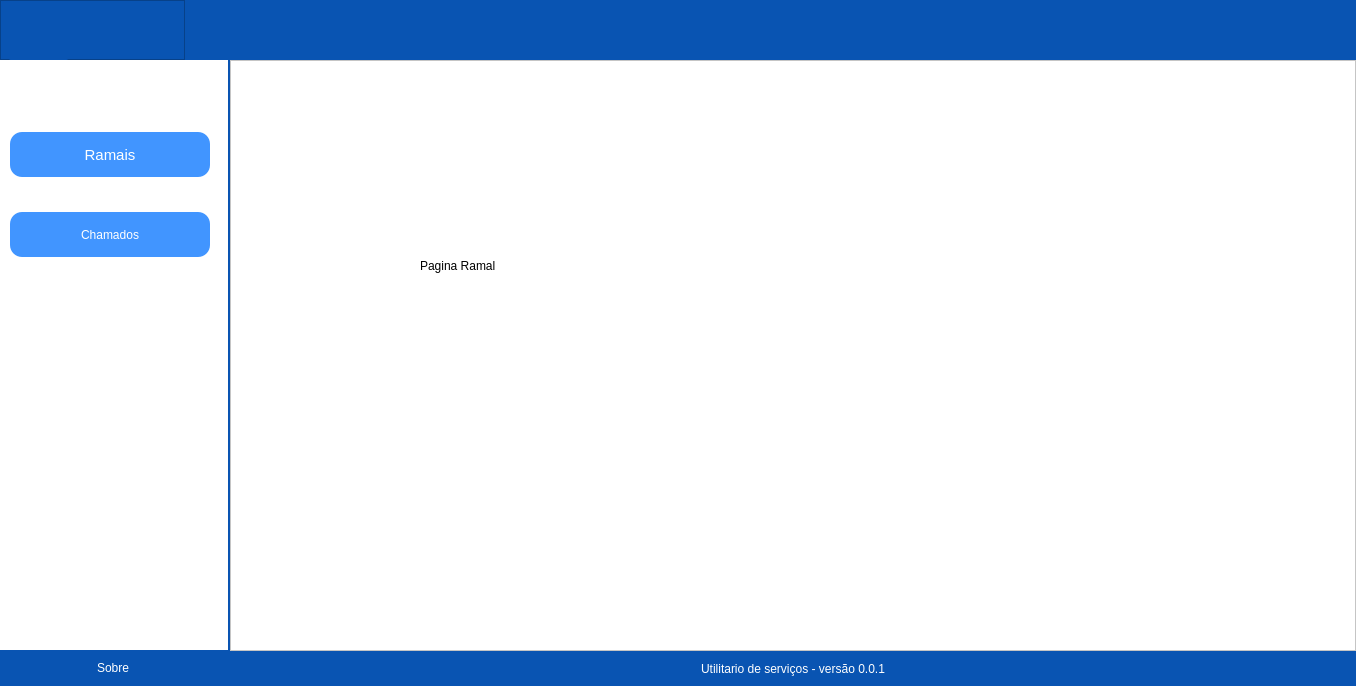
mateuscosta27/Utilitario, file View/Principal.ui: the form before one commit.
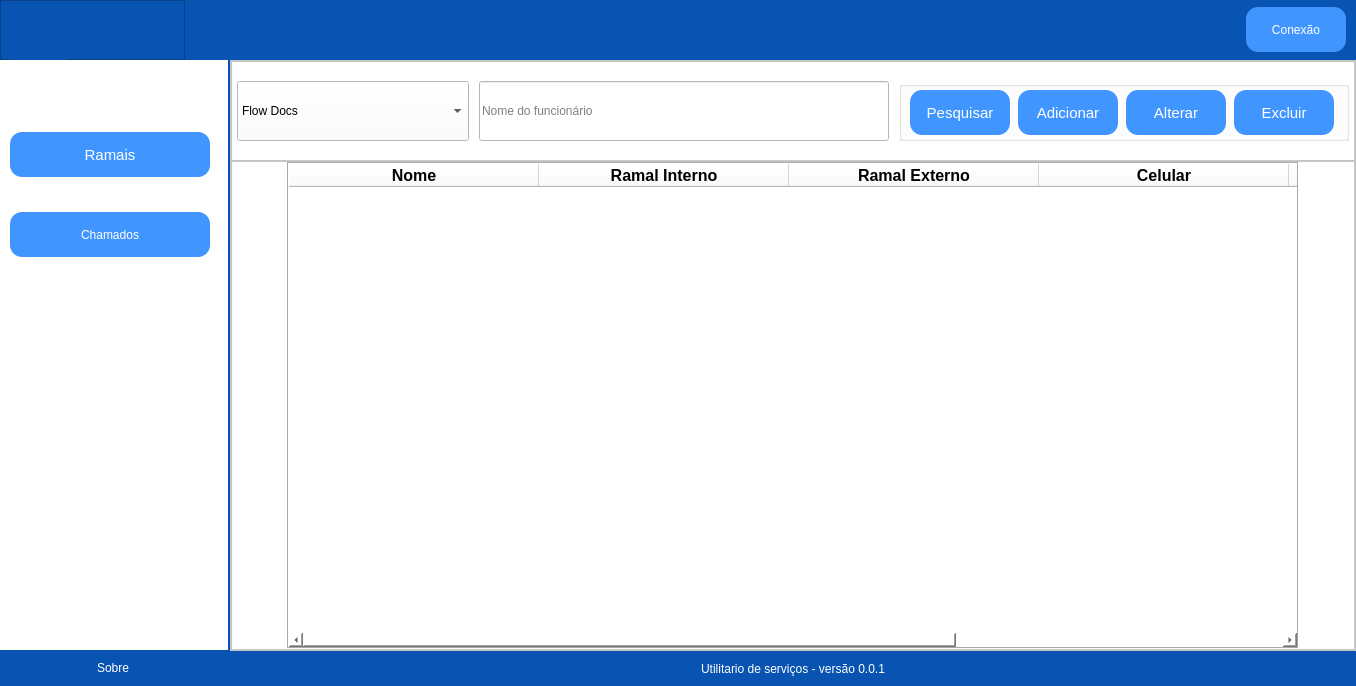
The form after the commit. The open tabs and pages were chosen to show the change. Icons and pictures are not drawn.

Patch:
```diff
--- a/View/Principal.ui
+++ b/View/Principal.ui
@@ -214,11 +214,77 @@
            <number>0</number>
           </property>
           <property name="rightMargin">
-           <number>0</number>
+           <number>10</number>
           </property>
           <property name="bottomMargin">
            <number>0</number>
           </property>
+          <item>
+           <spacer name="horizontalSpacer">
+            <property name="orientation">
+             <enum>Qt::Horizontal</enum>
+            </property>
+            <property name="sizeHint" stdset="0">
+             <size>
+              <width>40</width>
+              <height>20</height>
+             </size>
+            </property>
+           </spacer>
+          </item>
+          <item alignment="Qt::AlignRight|Qt::AlignVCenter">
+           <widget class="QPushButton" name="btn_db">
+            <property name="minimumSize">
+             <size>
+              <width>100</width>
+              <height>45</height>
+             </size>
+            </property>
+            <property name="maximumSize">
+             <size>
+              <width>100</width>
+              <height>45</height>
+             </size>
+            </property>
+            <property name="styleSheet">
+             <string notr="true">QPushButton{
+	border-style: none;
+	border-width: 2px;
+	font: 75 11pt &quot;MS Shell Dlg 2&quot;;
+	color: rgb(255, 255, 255);
+	background-color: #4195FF;
+	border-radius: 12px;
+	border-bottom-color: rgb(4, 35, 38);
+	border-right-color:  rgb(4, 35, 38);
+}
+QPushButton:hover{
+	border-style: none;
+	border-width: 2px;
+	font: 75 11pt &quot;MS Shell Dlg 2&quot;;
+	color: rgb(255, 255, 255);
+	background-color: #0954B2;
+	border-radius: 12px;
+	border-bottom-color: rgb(4, 35, 38);
+	border-right-color:  rgb(4, 35, 38);
+}
+
+
+QPushButton:pressed{
+	border-style: insetset;
+	border-width: 2px;
+	font: 75 11pt &quot;MS Shell Dlg 2&quot;;
+	color: rgb(255, 255, 255);
+	background-color: #4195FF;
+	border-radius: 8px;
+	border-top-color: rgb(4, 35, 38);
+	border-left-color:  rgb(4, 35, 38);
+}</string>
+            </property>
+            <property name="text">
+             <string>Conexão</string>
+            </property>
+           </widget>
+          </item>
          </layout>
         </widget>
        </item>
@@ -676,10 +742,82 @@
                 <enum>QFrame::Raised</enum>
                </property>
                <layout class="QVBoxLayout" name="verticalLayout_6">
+                <property name="spacing">
+                 <number>0</number>
+                </property>
+                <property name="leftMargin">
+                 <number>0</number>
+                </property>
+                <property name="topMargin">
+                 <number>0</number>
+                </property>
+                <property name="rightMargin">
+                 <number>0</number>
+                </property>
+                <property name="bottomMargin">
+                 <number>0</number>
+                </property>
                 <item>
                  <widget class="QStackedWidget" name="pages">
-                  <widget class="QWidget" name="Page_chamados">
+                  <property name="currentIndex">
+                   <number>0</number>
+                  </property>
+                  <widget class="QWidget" name="page_ramal">
+                   <layout class="QVBoxLayout" name="verticalLayout_7">
+                    <property name="spacing">
+                     <number>0</number>
+                    </property>
+                    <property name="leftMargin">
+                     <number>0</number>
+                    </property>
+                    <property name="topMargin">
+                     <number>0</number>
+                    </property>
+                    <property name="rightMargin">
+                     <number>0</number>
+                    </property>
+                    <property name="bottomMargin">
+                     <number>0</number>
+                    </property>
+                    <item>
+                     <widget class="QFrame" name="fram_footer_pages">
+                      <property name="minimumSize">
+                       <size>
+                        <width>0</width>
+                        <height>100</height>
+                       </size>
+                      </property>
+                      <property name="maximumSize">
+                       <size>
+                        <width>16777215</width>
+                        <height>100</height>
+                       </size>
+                      </property>
+                      <property name="frameShape">
+                       <enum>QFrame::StyledPanel</enum>
+                      </property>
+                      <property name="frameShadow">
+                       <enum>QFrame::Raised</enum>
+                      </property>
                    <layout class="QGridLayout" name="gridLayout">
+                       <property name="leftMargin">
+                        <number>5</number>
+                       </property>
+                       <property name="topMargin">
+                        <number>0</number>
+                       </property>
+                       <property name="rightMargin">
+                        <number>5</number>
+                       </property>
+                       <property name="bottomMargin">
+                        <number>0</number>
+                       </property>
+                       <property name="horizontalSpacing">
+                        <number>10</number>
+                       </property>
+                       <property name="verticalSpacing">
+                        <number>0</number>
+                       </property>
                     <item row="0" column="0">
                      <widget class="QComboBox" name="cbb_select_setor">
                       <property name="minimumSize">
@@ -784,15 +922,24 @@
                       <property name="title">
                        <string/>
                       </property>
-                      <widget class="QPushButton" name="btn_coletar_5">
-                       <property name="geometry">
-                        <rect>
-                         <x>10</x>
-                         <y>6</y>
-                         <width>100</width>
-                         <height>45</height>
-                        </rect>
-                       </property>
+                         <layout class="QGridLayout" name="gridLayout_2">
+                          <property name="leftMargin">
+                           <number>0</number>
+                          </property>
+                          <property name="topMargin">
+                           <number>0</number>
+                          </property>
+                          <property name="rightMargin">
+                           <number>0</number>
+                          </property>
+                          <property name="bottomMargin">
+                           <number>0</number>
+                          </property>
+                          <property name="spacing">
+                           <number>0</number>
+                          </property>
+                          <item row="0" column="0">
+                           <widget class="QPushButton" name="btn_search">
                        <property name="minimumSize">
                         <size>
                          <width>100</width>
@@ -857,7 +1004,7 @@
                         <set>Qt::ImhNone</set>
                        </property>
                        <property name="text">
-                        <string>Consultar</string>
+                             <string>Pesquisar</string>
                        </property>
                        <property name="icon">
                         <iconset>
@@ -870,15 +1017,9 @@
                         </size>
                        </property>
                       </widget>
-                      <widget class="QPushButton" name="btn_coletar_2">
-                       <property name="geometry">
-                        <rect>
-                         <x>120</x>
-                         <y>6</y>
-                         <width>100</width>
-                         <height>45</height>
-                        </rect>
-                       </property>
+                          </item>
+                          <item row="0" column="1">
+                           <widget class="QPushButton" name="btn_add">
                        <property name="minimumSize">
                         <size>
                          <width>100</width>
@@ -956,15 +1097,9 @@
                         </size>
                        </property>
                       </widget>
-                      <widget class="QPushButton" name="btn_coletar_3">
-                       <property name="geometry">
-                        <rect>
-                         <x>230</x>
-                         <y>6</y>
-                         <width>100</width>
-                         <height>45</height>
-                        </rect>
-                       </property>
+                          </item>
+                          <item row="0" column="2">
+                           <widget class="QPushButton" name="btn_alter">
                        <property name="minimumSize">
                         <size>
                          <width>100</width>
@@ -1042,15 +1177,9 @@
                         </size>
                        </property>
                       </widget>
-                      <widget class="QPushButton" name="btn_coletar_4">
-                       <property name="geometry">
-                        <rect>
-                         <x>340</x>
-                         <y>6</y>
-                         <width>100</width>
-                         <height>45</height>
-                        </rect>
-                       </property>
+                          </item>
+                          <item row="0" column="3">
+                           <widget class="QPushButton" name="btn_delete">
                        <property name="minimumSize">
                         <size>
                          <width>100</width>
@@ -1128,40 +1257,125 @@
                         </size>
                        </property>
                       </widget>
-                     </widget>
-                    </item>
-                    <item row="1" column="0" colspan="2">
-                     <widget class="QTableWidget" name="tableWidget">
+                          </item>
+                         </layout>
+                        </widget>
+                       </item>
+                      </layout>
+                     </widget>
+                    </item>
+                    <item>
+                     <widget class="QFrame" name="fram_table">
+                      <property name="contextMenuPolicy">
+                       <enum>Qt::NoContextMenu</enum>
+                      </property>
+                      <property name="frameShape">
+                       <enum>QFrame::StyledPanel</enum>
+                      </property>
+                      <property name="frameShadow">
+                       <enum>QFrame::Raised</enum>
+                      </property>
+                      <layout class="QHBoxLayout" name="horizontalLayout_3">
+                       <property name="spacing">
+                        <number>0</number>
+                       </property>
+                       <property name="leftMargin">
+                        <number>55</number>
+                       </property>
+                       <property name="topMargin">
+                        <number>0</number>
+                       </property>
+                       <property name="rightMargin">
+                        <number>55</number>
+                       </property>
+                       <property name="bottomMargin">
+                        <number>0</number>
+                       </property>
+                       <item>
+                        <widget class="QTableWidget" name="tb_ramal">
+                         <property name="font">
+                          <font>
+                           <pointsize>12</pointsize>
+                           <bold>true</bold>
+                          </font>
+                         </property>
+                         <property name="frameShape">
+                          <enum>QFrame::Box</enum>
+                         </property>
+                         <property name="frameShadow">
+                          <enum>QFrame::Sunken</enum>
+                         </property>
+                         <property name="autoScrollMargin">
+                          <number>20</number>
+                         </property>
+                         <property name="editTriggers">
+                          <set>QAbstractItemView::AnyKeyPressed|QAbstractItemView::DoubleClicked</set>
+                         </property>
+                         <property name="textElideMode">
+                          <enum>Qt::ElideMiddle</enum>
+                         </property>
+                         <property name="verticalScrollMode">
+                          <enum>QAbstractItemView::ScrollPerItem</enum>
+                         </property>
+                         <property name="horizontalScrollMode">
+                          <enum>QAbstractItemView::ScrollPerItem</enum>
+                         </property>
+                         <property name="showGrid">
+                          <bool>true</bool>
+                         </property>
+                         <property name="sortingEnabled">
+                          <bool>true</bool>
+                         </property>
+                         <property name="cornerButtonEnabled">
+                          <bool>true</bool>
+                         </property>
+                         <attribute name="horizontalHeaderMinimumSectionSize">
+                          <number>50</number>
+                         </attribute>
+                         <attribute name="horizontalHeaderDefaultSectionSize">
+                          <number>250</number>
+                         </attribute>
+                         <attribute name="verticalHeaderVisible">
+                          <bool>false</bool>
+                         </attribute>
                       <column>
                        <property name="text">
-                        <string>FUNCIONARIO</string>
+                           <string>Nome</string>
                        </property>
                       </column>
                       <column>
                        <property name="text">
-                        <string>RAMAL INTERNO</string>
+                           <string>Ramal Interno</string>
                        </property>
                       </column>
                       <column>
                        <property name="text">
-                        <string>RAMAL EXTERNO</string>
+                           <string>Ramal Externo</string>
                        </property>
                       </column>
                       <column>
                        <property name="text">
-                        <string>CELULAR</string>
+                           <string>Celular</string>
                        </property>
                       </column>
                       <column>
                        <property name="text">
-                        <string/>
-                       </property>
-                      </column>
+                           <string>Status</string>
+                          </property>
+                         </column>
+                         <column>
+                          <property name="text">
+                           <string>Ação</string>
+                          </property>
+                         </column>
                      </widget>
                     </item>
                    </layout>
                   </widget>
-                  <widget class="QWidget" name="page_ramal">
+                    </item>
+                   </layout>
+                  </widget>
+                  <widget class="QWidget" name="page_chamados">
                    <widget class="QLabel" name="label_2">
                     <property name="geometry">
                      <rect>
```
Left out of the diff: 2 changed lines with no effect on the pictures. Lines whose indentation alone changed are shown as unchanged.
